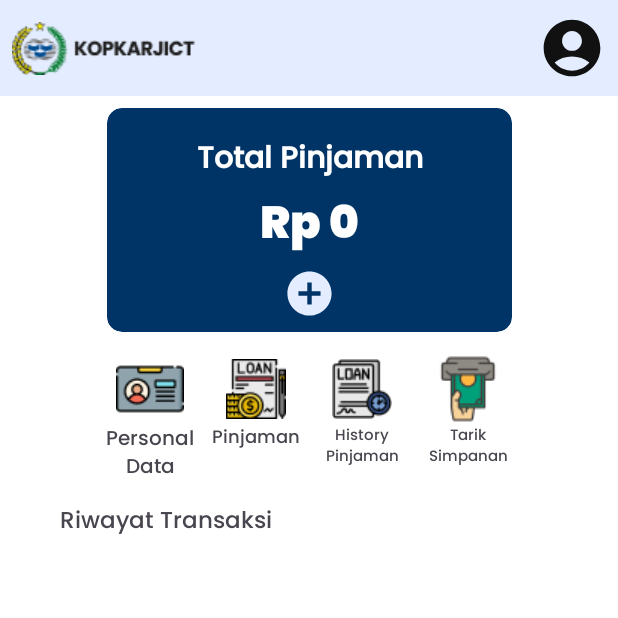
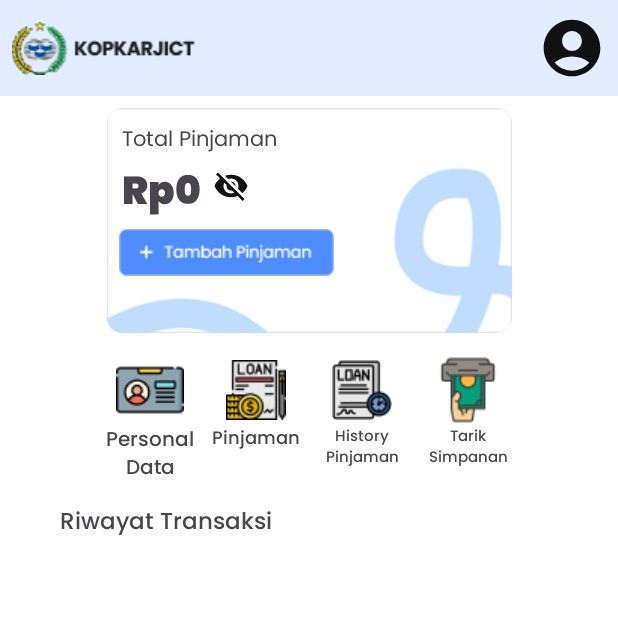
Before and after one commit to Bluemorpho61/GCG-KOPKAR, an Android app: the HomeActivity screen opened directly, with no data from a screen before it, on a phone screen of 412 x 824 dp, the top half of it. Run offline under Robolectric (Android 15) with nearby library versions, the phone set to English and light mode, and no system bars; our stand-ins replace CircleImageView, Room's generated code; pictures from the network do not load.

Commit message:
final commit

```diff
--- a/app/src/main/java/com/alkindi/kopkar/ui/activity/HomeActivity.kt
+++ b/app/src/main/java/com/alkindi/kopkar/ui/activity/HomeActivity.kt
@@ -12,6 +12,7 @@ import androidx.core.view.ViewCompat
 import androidx.core.view.WindowInsetsCompat
 import androidx.lifecycle.lifecycleScope
 import androidx.recyclerview.widget.LinearLayoutManager
+import com.alkindi.kopkar.R
 import com.alkindi.kopkar.data.model.ViewModelFactory
 import com.alkindi.kopkar.data.remote.customizednetworkingclass.ImageLoaderCustom
 import com.alkindi.kopkar.data.remote.response.RiwayatTransaksiItem
@@ -31,6 +32,9 @@ class HomeActivity : AppCompatActivity() {
     private lateinit var userID: String
     private var pressedBack = false
     private lateinit var binding: ActivityHomeBinding
+    private var nominalPinjaman: String? = null
+
+    private var isNominalVisible = true
     override fun onCreate(savedInstanceState: Bundle?) {
         super.onCreate(savedInstanceState)
         binding = ActivityHomeBinding.inflate(layoutInflater)
@@ -50,6 +54,7 @@ class HomeActivity : AppCompatActivity() {
         getImageData()
         showUserImage()
         homeViewModel.checkSavedLoginData()
+
 
         binding.btnPersonalData.setOnClickListener {
             val toPersonalData = Intent(this@HomeActivity, PersonalDataActivity::class.java)
@@ -75,6 +80,9 @@ class HomeActivity : AppCompatActivity() {
             val toProfile = Intent(this@HomeActivity, ProfileActivity::class.java)
             startActivity(toProfile)
         }
+        binding.btnNominalVisibility?.setOnClickListener {
+            toggleNominalVisibility()
+        }
 
 
         getRvData()
@@ -82,6 +90,17 @@ class HomeActivity : AppCompatActivity() {
             this,
             doubleBackPressedOnce
         )
+    }
+
+    private fun toggleNominalVisibility() {
+        if (isNominalVisible) {
+            binding.tvNominalPinjaman?.text = "............."
+            binding.btnNominalVisibility?.setImageResource(R.drawable.baseline_visibility_black)
+        } else {
+            binding.tvNominalPinjaman?.text = nominalPinjaman
+            binding.btnNominalVisibility?.setImageResource(R.drawable.baseline_visibility_off_black)
+        }
+        isNominalVisible = !isNominalVisible
     }
 
     private fun showUserImage() {
@@ -127,9 +146,10 @@ class HomeActivity : AppCompatActivity() {
     private fun showTotalPinjaman() {
         homeViewModel.totalPinjamanResponse.observe(this) { res ->
             val nominalTotalPinjaman = res.data?.sum ?: 0
-            val formattedTotalPinjaman =
-                FormatterAngka.formatterAngkaRibuan(nominalTotalPinjaman)
-            binding.tvNominalPinjaman!!.text = formattedTotalPinjaman
+            val formattedTotalPinjaman = FormatterAngka.formatterAngkaRibuan(nominalTotalPinjaman)
+            nominalPinjaman = formattedTotalPinjaman
+
+            binding.tvNominalPinjaman?.text = formattedTotalPinjaman
         }
     }
 
--- a/app/src/main/java/com/alkindi/kopkar/ui/activity/PinjamanActivity.kt
+++ b/app/src/main/java/com/alkindi/kopkar/ui/activity/PinjamanActivity.kt
@@ -94,7 +94,6 @@ class PinjamanActivity : AppCompatActivity(), AdapterView.OnItemSelectedListener
                         putExtra(NominalPinjamanActivity.EXTRA_DATA, extraData)
                         flags = Intent.FLAG_ACTIVITY_CLEAR_TOP or Intent.FLAG_ACTIVITY_SINGLE_TOP
                     }
-
                 startActivity(toDetailPinjaman)
             } else {
                 AndroidUIHelper.showAlertDialog(
--- /dev/null
+++ b/app/src/main/res/drawable/baseline_visibility_black.xml
@@ -0,0 +1,5 @@
+<vector xmlns:android="http://schemas.android.com/apk/res/android" android:height="24dp" android:tint="#000000" android:viewportHeight="24" android:viewportWidth="24" android:width="24dp">
+
+    <path android:fillColor="@android:color/white" android:pathData="M12,4.5C7,4.5 2.73,7.61 1,12c1.73,4.39 6,7.5 11,7.5s9.27,-3.11 11,-7.5c-1.73,-4.39 -6,-7.5 -11,-7.5zM12,17c-2.76,0 -5,-2.24 -5,-5s2.24,-5 5,-5 5,2.24 5,5 -2.24,5 -5,5zM12,9c-1.66,0 -3,1.34 -3,3s1.34,3 3,3 3,-1.34 3,-3 -1.34,-3 -3,-3z"/>
+
+</vector>
--- a/app/src/main/res/layout/activity_home.xml
+++ b/app/src/main/res/layout/activity_home.xml
@@ -53,11 +53,15 @@
         android:layout_height="wrap_content"
         android:layout_marginTop="8dp"
         android:elevation="15dp"
-        app:cardBackgroundColor="@color/txt_blue"
         app:cardCornerRadius="10dp"
         app:layout_constraintEnd_toEndOf="parent"
         app:layout_constraintStart_toStartOf="parent"
         app:layout_constraintTop_toBottomOf="@id/appBar">
+
+        <FrameLayout
+            android:layout_width="match_parent"
+            android:layout_height="150dp"
+            android:background="@drawable/bg_cardview">
 
             <androidx.constraintlayout.widget.ConstraintLayout
                 android:layout_width="match_parent"
@@ -67,100 +71,61 @@
                     android:id="@+id/tvTotalPinjaman"
                     android:layout_width="wrap_content"
                     android:layout_height="wrap_content"
-                android:layout_marginTop="18dp"
-                android:fontFamily="@font/poppins_medium"
-                android:text="@string/txt_total_pinjaman"
-                android:textAlignment="center"
-                android:textColor="@color/white"
-                android:textSize="20sp"
-                android:textStyle="bold"
-                app:layout_constraintEnd_toEndOf="parent"
+                    android:layout_marginStart="10dp"
+                    android:layout_marginTop="10dp"
+                    android:fontFamily="@font/poppins_regular"
+                    android:text="Total Pinjaman"
                     app:layout_constraintStart_toStartOf="parent"
                     app:layout_constraintTop_toTopOf="parent" />
-
-            <LinearLayout
-                android:id="@+id/forNominal"
-                android:layout_width="match_parent"
-                android:layout_height="wrap_content"
-                android:gravity="center_horizontal"
-                android:orientation="horizontal"
-                app:layout_constraintEnd_toEndOf="parent"
-                app:layout_constraintStart_toStartOf="parent"
-                app:layout_constraintTop_toBottomOf="@id/tvTotalPinjaman">
 
                 <TextView
                     android:id="@+id/tvRp"
                     android:layout_width="wrap_content"
                     android:layout_height="wrap_content"
-                    android:autoSizeMaxTextSize="30sp"
-                    android:autoSizeMinTextSize="12sp"
-                    android:autoSizeStepGranularity="1sp"
-                    android:autoSizeTextType="uniform"
                     android:fontFamily="@font/poppins_black"
-                    android:text="Rp "
-                    android:textColor="@color/white"
-                    android:textSize="30sp" />
+                    android:text="Rp"
+                    android:layout_marginStart="10dp"
+                    android:textSize="26sp"
+                    app:layout_constraintStart_toStartOf="parent"
+                    app:layout_constraintTop_toBottomOf="@id/tvTotalPinjaman" />
 
                 <TextView
                     android:id="@+id/tvNominalPinjaman"
                     android:layout_width="wrap_content"
                     android:layout_height="wrap_content"
-                    android:autoSizeMaxTextSize="30sp"
+                    android:autoSizeMaxTextSize="26sp"
                     android:autoSizeMinTextSize="12sp"
-                    android:autoSizeStepGranularity="1sp"
+                    android:autoSizeStepGranularity="2sp"
                     android:autoSizeTextType="uniform"
                     android:fontFamily="@font/poppins_black"
                     android:text="0"
-                    android:textAlignment="center"
-                    android:textColor="@color/white"
-                    android:textSize="30sp" />
-            </LinearLayout>
+                    android:textSize="26sp"
+                    app:layout_constraintStart_toEndOf="@id/tvRp"
+                    app:layout_constraintTop_toBottomOf="@+id/tvTotalPinjaman" />
 
-            <!--            <TextView-->
-            <!--                android:id="@+id/tvRp"-->
-            <!--                android:layout_width="wrap_content"-->
-            <!--                android:layout_height="wrap_content"-->
-            <!--                android:autoSizeMaxTextSize="30sp"-->
-            <!--                android:autoSizeMinTextSize="12sp"-->
-            <!--                android:autoSizeStepGranularity="1sp"-->
-            <!--                android:autoSizeTextType="uniform"-->
-            <!--                android:fontFamily="@font/poppins_black"-->
-            <!--                android:text="Rp "-->
-            <!--                android:textColor="@color/white"-->
-            <!--                android:textSize="30sp"-->
-            <!--                app:layout_constraintEnd_toEndOf="parent"-->
-            <!--                app:layout_constraintStart_toStartOf="parent"-->
-            <!--                app:layout_constraintTop_toBottomOf="@id/tvTotalPinjaman" />-->
+                <ImageButton
+                    android:id="@+id/btnNominalVisibility"
+                    android:layout_width="wrap_content"
+                    android:layout_height="wrap_content"
+                    android:layout_marginStart="8dp"
+                    android:layout_marginTop="40dp"
+                    android:background="@null"
+                    android:src="@drawable/baseline_visibility_off_black"
+                    app:layout_constraintStart_toEndOf="@id/tvNominalPinjaman"
+                    app:layout_constraintTop_toTopOf="parent" />
 
-            <!--            <TextView-->
-            <!--                android:id="@+id/tvNominalPinjaman"-->
-            <!--                android:layout_width="wrap_content"-->
-            <!--                android:layout_height="wrap_content"-->
-            <!--                android:autoSizeMaxTextSize="30sp"-->
-            <!--                android:autoSizeMinTextSize="12sp"-->
-            <!--                android:autoSizeStepGranularity="1sp"-->
-            <!--                android:autoSizeTextType="uniform"-->
-            <!--                android:fontFamily="@font/poppins_black"-->
-            <!--                android:text="0"-->
-            <!--                android:textAlignment="center"-->
-            <!--                android:textColor="@color/white"-->
-            <!--                android:textSize="30sp"-->
+                <ImageButton
+                    android:id="@+id/btnTambahPinjaman"
+                    android:layout_width="wrap_content"
+                    android:layout_height="wrap_content"
+                    android:layout_marginStart="8dp"
+                    android:background="@null"
+                    android:src="@drawable/ic_btntambahpinjaman"
+                    app:layout_constraintStart_toStartOf="parent"
+                    app:layout_constraintTop_toBottomOf="@+id/tvNominalPinjaman" />
+            </androidx.constraintlayout.widget.ConstraintLayout>
+        </FrameLayout>
 
-            <!--                app:layout_constraintStart_toEndOf="@+id/tvRp"-->
-            <!--                app:layout_constraintTop_toBottomOf="@+id/tvTotalPinjaman" />-->
-
-            <ImageView
-                android:id="@+id/btnTambahPinjaman"
-                android:layout_width="35dp"
-                android:layout_height="35dp"
-                android:layout_marginBottom="8dp"
-                android:src="@drawable/baseline_add_circle_24"
-                app:layout_constraintBottom_toBottomOf="parent"
-                app:layout_constraintEnd_toEndOf="parent"
-                app:layout_constraintStart_toStartOf="parent"
-                app:layout_constraintTop_toBottomOf="@+id/forNominal" />
-
-        </androidx.constraintlayout.widget.ConstraintLayout>
     </androidx.cardview.widget.CardView>
 
 
```
Also changed, not shown: app/src/main/res/drawable/bg_cardview.png (added), app/src/main/res/drawable/ic_btntambahpinjaman.png (added). Lines whose indentation alone changed are shown as unchanged.
